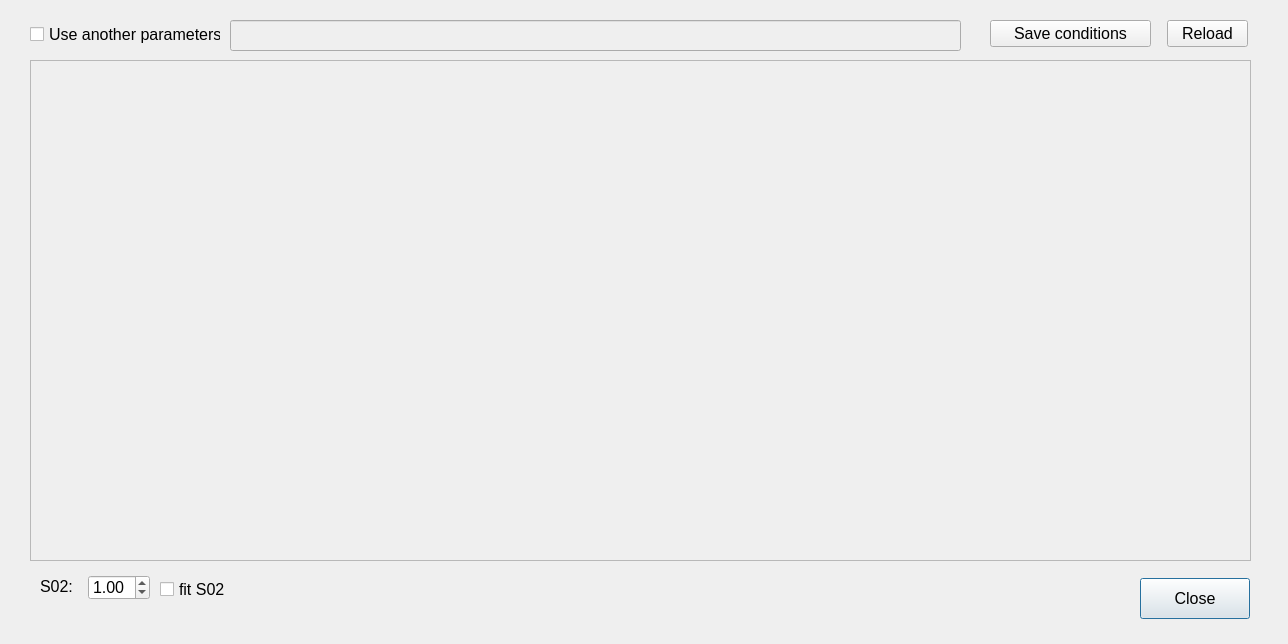
The window that dialog_Fit_win.ui (yohey-uemura/EXAFSfit) describes before a commit, drawn with Qt 5.
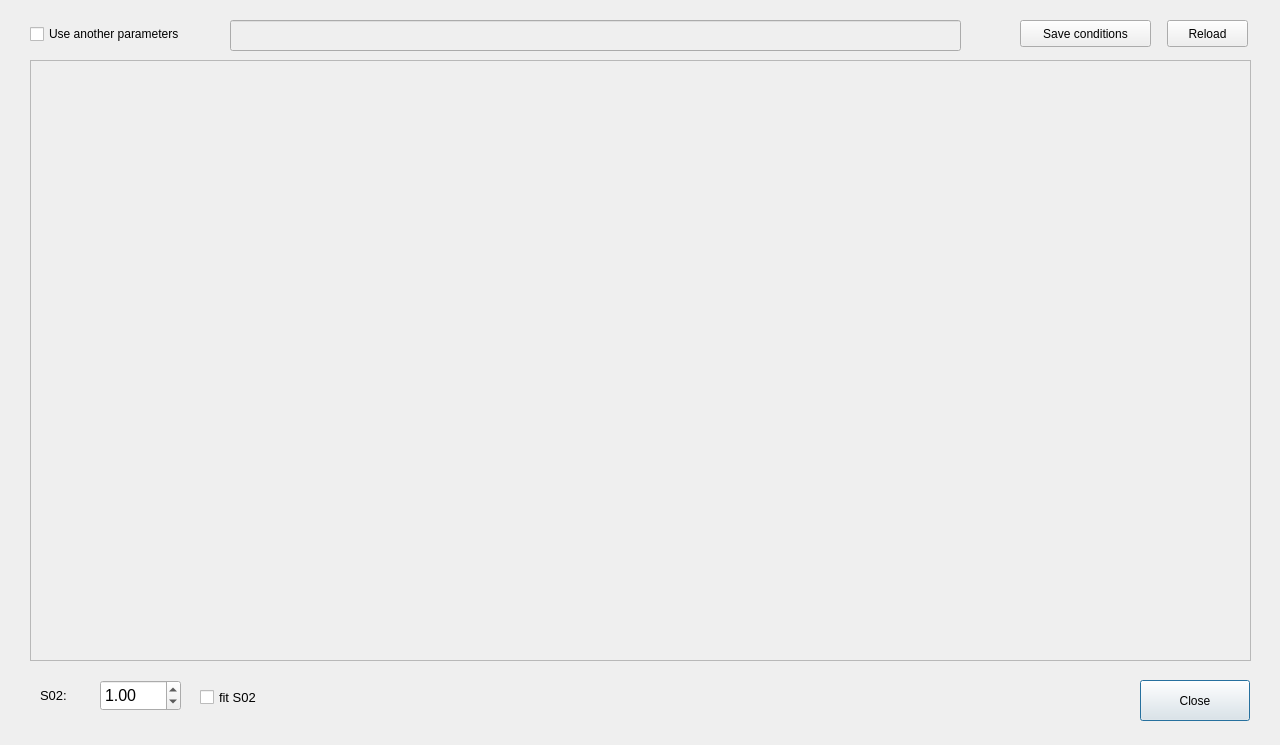
The same window after the commit.

The edit to the form file:
```diff
--- a/dialog_Fit_win.ui
+++ b/dialog_Fit_win.ui
@@ -6,8 +6,8 @@
    <rect>
     <x>0</x>
     <y>0</y>
-    <width>1288</width>
-    <height>644</height>
+    <width>1280</width>
+    <height>745</height>
    </rect>
   </property>
   <property name="windowTitle">
@@ -17,17 +17,11 @@
    <property name="geometry">
     <rect>
      <x>1140</x>
-     <y>578</y>
+     <y>680</y>
      <width>110</width>
      <height>41</height>
     </rect>
    </property>
-   <property name="font">
-    <font>
-     <family>Arial</family>
-     <pointsize>12</pointsize>
-    </font>
-   </property>
    <property name="text">
     <string>Close</string>
    </property>
@@ -38,15 +32,9 @@
      <x>30</x>
      <y>60</y>
      <width>1221</width>
-     <height>501</height>
+     <height>601</height>
     </rect>
    </property>
-   <property name="font">
-    <font>
-     <family>Arial</family>
-     <pointsize>12</pointsize>
-    </font>
-   </property>
    <property name="widgetResizable">
     <bool>true</bool>
    </property>
@@ -56,7 +44,7 @@
       <x>0</x>
       <y>0</y>
       <width>1219</width>
-      <height>499</height>
+      <height>599</height>
      </rect>
     </property>
    </widget>
@@ -65,15 +53,14 @@
    <property name="geometry">
     <rect>
      <x>40</x>
-     <y>576</y>
-     <width>41</width>
-     <height>21</height>
+     <y>680</y>
+     <width>51</width>
+     <height>31</height>
     </rect>
    </property>
    <property name="font">
     <font>
-     <family>Arial</family>
-     <pointsize>12</pointsize>
+     <pointsize>10</pointsize>
     </font>
    </property>
    <property name="text">
@@ -83,15 +70,14 @@
   <widget class="QDoubleSpinBox" name="doubleSpinBox">
    <property name="geometry">
     <rect>
-     <x>88</x>
-     <y>575</y>
-     <width>62</width>
-     <height>25</height>
+     <x>100</x>
+     <y>680</y>
+     <width>81</width>
+     <height>31</height>
     </rect>
    </property>
    <property name="font">
     <font>
-     <family>Arial</family>
      <pointsize>12</pointsize>
     </font>
    </property>
@@ -108,16 +94,15 @@
   <widget class="QCheckBox" name="checkBox">
    <property name="geometry">
     <rect>
-     <x>160</x>
-     <y>580</y>
-     <width>81</width>
-     <height>18</height>
+     <x>200</x>
+     <y>682</y>
+     <width>91</width>
+     <height>31</height>
     </rect>
    </property>
    <property name="font">
     <font>
-     <family>Arial</family>
-     <pointsize>12</pointsize>
+     <pointsize>10</pointsize>
     </font>
    </property>
    <property name="text">
@@ -133,12 +118,6 @@
      <height>27</height>
     </rect>
    </property>
-   <property name="font">
-    <font>
-     <family>Arial</family>
-     <pointsize>12</pointsize>
-    </font>
-   </property>
    <property name="text">
     <string>Reload</string>
    </property>
@@ -146,18 +125,12 @@
   <widget class="QPushButton" name="pB_savecondtion">
    <property name="geometry">
     <rect>
-     <x>990</x>
+     <x>1020</x>
      <y>20</y>
-     <width>161</width>
+     <width>131</width>
      <height>27</height>
     </rect>
    </property>
-   <property name="font">
-    <font>
-     <family>Arial</family>
-     <pointsize>12</pointsize>
-    </font>
-   </property>
    <property name="text">
     <string>Save conditions</string>
    </property>
@@ -171,12 +144,6 @@
      <height>22</height>
     </rect>
    </property>
-   <property name="font">
-    <font>
-     <family>Arial</family>
-     <pointsize>12</pointsize>
-    </font>
-   </property>
    <property name="text">
     <string>Use another parameters</string>
    </property>
```
Left out of the diff: 8 changed lines with no effect on the pictures.
